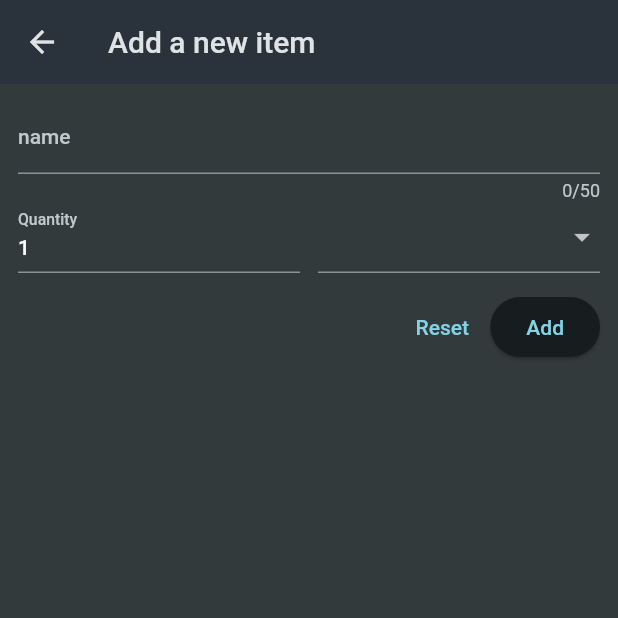
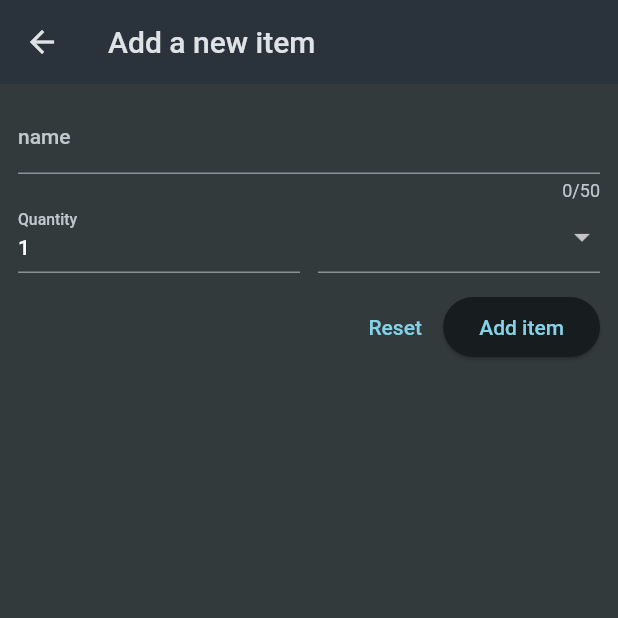
Before and after one commit to nampth/shopping-list, a Flutter app: the screen it shows after launch, after a tap on the "add" icon, on a phone screen of 412 x 824 dp, the top half of it. Run offline on Flutter 3.47's test engine with Material 2 defaults, Android fonts, the phone set to English and light mode, and no system bars; network calls fail.

Commit message:
finish section 12

```diff
--- a/lib/widgets/grocery_list.dart
+++ b/lib/widgets/grocery_list.dart
@@ -1,5 +1,10 @@
+import 'dart:convert';
+
 import 'package:flutter/material.dart';
-import 'package:shopping_list/data/dummy_items.dart';
+
+import 'package:http/http.dart' as http;
+import 'package:shopping_list/data/categories.dart';
+
 import 'package:shopping_list/models/grocery_item.dart';
 import 'package:shopping_list/widgets/new_item.dart';
 
@@ -11,7 +16,66 @@ class GroceryList extends StatefulWidget {
 }
 
 class _GroceryListState extends State<GroceryList> {
-  final List<GroceryItem> _groceryItems = [];
+  List<GroceryItem> _groceryItems = [];
+  late Future<List<GroceryItem>> _loadedItems;
+  String? error;
+
+  @override
+  void initState() {
+    // TODO: implement initState
+    super.initState();
+    _loadedItems = _loadItems();
+  }
+
+  Future<List<GroceryItem>> _loadItems() async {
+    final url = Uri.https(
+        "flutter-prep-f8af9-default-rtdb.asia-southeast1.firebasedatabase.app",
+        'shopping-list.json');
+
+    try {
+      final response = await http.get(url);
+      if (response.statusCode >= 400) {
+        throw Exception(
+            'Failed to fetch grocety items. Please try again later.');
+      }
+
+      if (response.body == 'null') {
+        return [];
+      }
+
+      final List<GroceryItem> _futureLoadedItems = [];
+      final Map<String, dynamic> listData = json.decode(response.body);
+
+      if (response.statusCode >= 400) {
+        return [];
+        // setState(() {
+        //   error = 'Failed to fetch data. Please try again later.';
+        // });
+      }
+
+      for (final item in listData.entries) {
+        final category = categories.entries
+            .firstWhere((cat) => cat.value.title == item.value['category'])
+            .value;
+        _futureLoadedItems.add(
+          GroceryItem(
+            id: item.key,
+            name: item.value['name'],
+            quantity: item.value['quantity'],
+            category: category,
+          ),
+        );
+      }
+
+      return _futureLoadedItems;
+    } catch (err) {
+      setState(() {
+        _groceryItems = [];
+        error = "Something went wrong. Please try again later";
+      });
+      return [];
+    }
+  }
 
   void _addItem() async {
     final newItem = await Navigator.of(context).push(
@@ -23,46 +87,31 @@ class _GroceryListState extends State<GroceryList> {
     if (newItem == null) {
       return;
     }
-
     setState(() {
       _groceryItems.add(newItem);
     });
   }
 
-  void _removeItem(GroceryItem item) {
+  void _removeItem(GroceryItem item) async {
+    final index = _groceryItems.indexOf(item);
     setState(() {
       _groceryItems.remove(item);
     });
+
+    final url = Uri.https(
+        "flutter-prep-f8af9-default-rtdb.asia-southeast1.firebasedatabase.app",
+        'shopping-list/${item.id}.json');
+    final response = await http.delete(url);
+
+    if (response.statusCode >= 400) {
+      setState(() {
+        _groceryItems.insert(index, item);
+      });
+    }
   }
 
   @override
   Widget build(BuildContext context) {
-    Widget content = const Center(
-      child: Text('No items added yet'),
-    );
-    // TODO: implement build
-    if (_groceryItems.isNotEmpty) {
-      content = ListView.builder(
-        itemCount: _groceryItems.length,
-        itemBuilder: (ctx, index) => Dismissible(
-          onDismissed: (direction) {
-            _removeItem(_groceryItems[index]);
-          },
-          key: ValueKey(_groceryItems[index].id),
-          child: ListTile(
-            title: Text(_groceryItems[index].name),
-            leading: Container(
-              width: 24,
-              height: 24,
-              color: _groceryItems[index].category.color,
-            ),
-            trailing: Text(
-              _groceryItems[index].quantity.toString(),
-            ),
-          ),
-        ),
-      );
-    }
     return Scaffold(
       appBar: AppBar(
         title: const Text('Your grocery'),
@@ -73,7 +122,45 @@ class _GroceryListState extends State<GroceryList> {
           ),
         ],
       ),
-      body: content,
+      body: FutureBuilder(
+        future: _loadedItems,
+        builder: (context, snapshot) {
+          if (snapshot.connectionState == ConnectionState.waiting) {
+            return const Center(
+              child: CircularProgressIndicator(),
+            );
+          }
+          if (snapshot.hasError) {
+            return Center(
+              child: Text(snapshot.error.toString()),
+            );
+          }
+          if (snapshot.data!.isEmpty) {
+            return const Center(child: Text('No items added yet'));
+          }
+
+          return ListView.builder(
+            itemCount: snapshot.data!.length,
+            itemBuilder: (ctx, index) => Dismissible(
+              onDismissed: (direction) {
+                _removeItem(snapshot.data![index]);
+              },
+              key: ValueKey(snapshot.data![index].id),
+              child: ListTile(
+                title: Text(snapshot.data![index].name),
+                leading: Container(
+                  width: 24,
+                  height: 24,
+                  color: snapshot.data![index].category.color,
+                ),
+                trailing: Text(
+                  snapshot.data![index].quantity.toString(),
+                ),
+              ),
+            ),
+          );
+        },
+      ),
     );
   }
 }
--- a/lib/widgets/new_item.dart
+++ b/lib/widgets/new_item.dart
@@ -1,4 +1,9 @@
+import 'dart:convert';
+
 import 'package:flutter/material.dart';
+
+import 'package:http/http.dart' as http;
+
 import 'package:shopping_list/data/categories.dart';
 import 'package:shopping_list/models/category.dart';
 import 'package:shopping_list/models/grocery_item.dart';
@@ -18,18 +23,43 @@ class _NewItemState extends State<NewItem> {
   var _enteredName = '';
   var _enteredQuantity = 1;
   var _selectedCategory = categories[Categories.vegetables];
+  var _isSending = false;
 
-  void _saveItem() {
+  void _saveItem() async {
     if (_formKey.currentState!.validate()) {
       _formKey.currentState!.save();
-      Navigator.of(context).pop(
-        GroceryItem(
-          id: DateTime.now().toString(),
-          name: _enteredName,
-          quantity: _enteredQuantity,
-          category: _selectedCategory!,
+      setState(() {
+        _isSending = true;
+      });
+      final url = Uri.https(
+          "flutter-prep-f8af9-default-rtdb.asia-southeast1.firebasedatabase.app",
+          'shopping-list.json');
+
+      final response = await http.post(
+        url,
+        headers: {
+          'Content-Type': 'application/json',
+        },
+        body: json.encode(
+          {
+            'name': _enteredName,
+            'quantity': _enteredQuantity,
+            'category': _selectedCategory!.title,
+          },
         ),
       );
+
+      final Map<String, dynamic> resData = json.decode(response.body);
+      if (!context.mounted) {
+        return;
+      }
+
+      Navigator.of(context).pop(GroceryItem(
+        id: resData['name'],
+        name: _enteredName,
+        quantity: _enteredQuantity,
+        category: _selectedCategory!,
+      ));
     }
   }
 
@@ -129,9 +159,20 @@ class _NewItemState extends State<NewItem> {
               Row(
                 mainAxisAlignment: MainAxisAlignment.end,
                 children: [
-                  TextButton(onPressed: _resetForm, child: const Text('Reset')),
+                  TextButton(
+                    onPressed: _isSending ? null : _resetForm,
+                    child: const Text('Reset'),
+                  ),
                   ElevatedButton(
-                      onPressed: _saveItem, child: const Text('Add')),
+                    onPressed: _isSending ? null : _saveItem,
+                    child: _isSending
+                        ? const SizedBox(
+                            height: 16,
+                            width: 16,
+                            child: CircularProgressIndicator(),
+                          )
+                        : const Text('Add item'),
+                  ),
                 ],
               ),
             ],
```
Also changed, not shown: 1 other file.
